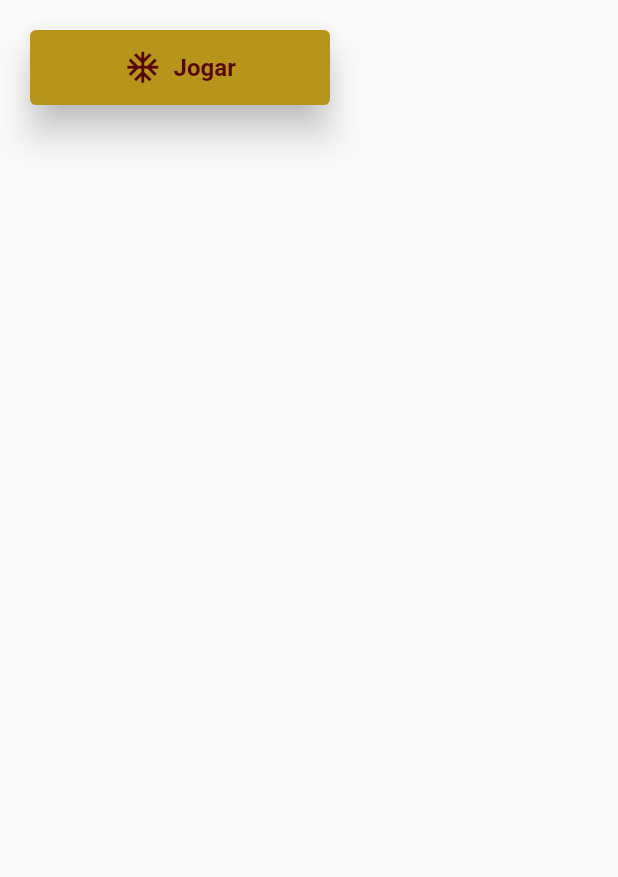
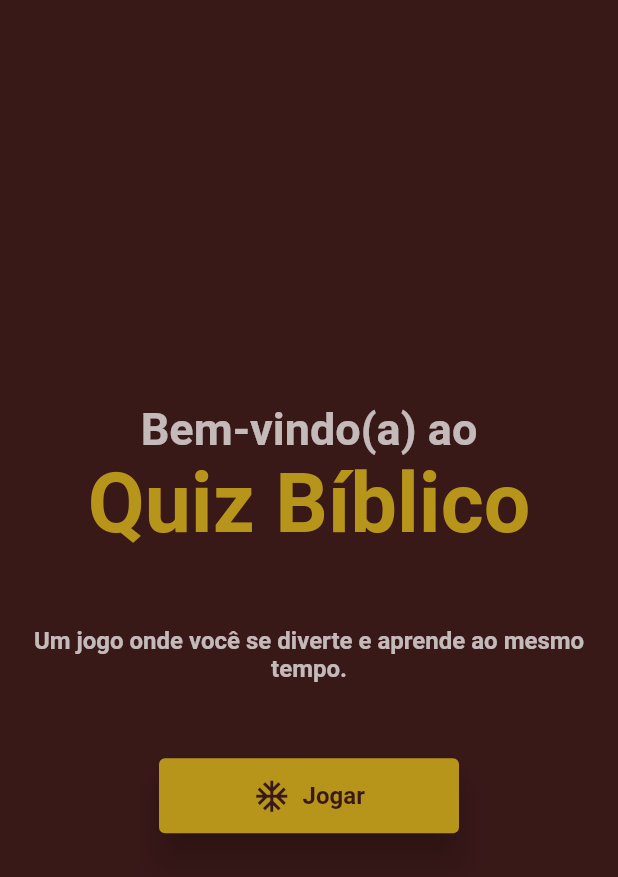
Before and after one commit to thdev-matheus/mobile-ask-game-flutter, a Flutter app: the screen it shows after launch, on a phone screen of 412 x 824 dp. Shown: the top 877 px of the screen. Run offline on Flutter 3.47's test engine with Material 2 defaults, Android fonts, the light colour scheme and no system bars.

Commit message:
feat: welcome page

```diff
--- a/lib/components/button.dart
+++ b/lib/components/button.dart
@@ -1,6 +1,3 @@
-import 'dart:ffi';
-
-import 'package:ask/constants.dart';
 import 'package:ask/styles/global_styles.dart';
 import 'package:flutter/material.dart';
 
--- a/lib/pages/home/home_page.dart
+++ b/lib/pages/home/home_page.dart
@@ -12,10 +12,8 @@ class _HomePageState extends State<HomePage> {
   @override
   Widget build(BuildContext context) {
     return Scaffold(
-      appBar: AppBar(
-        backgroundColor: black,
-        centerTitle: true,
-        title: const Text("Ask Game", style: textTitleBoldWhite),
+      body: Container(
+        color: gold,
       ),
     );
   }
--- a/lib/pages/welcome/welcome_page.dart
+++ b/lib/pages/welcome/welcome_page.dart
@@ -1,5 +1,6 @@
 import 'package:ask/components/button.dart';
 import 'package:ask/constants.dart';
+import 'package:ask/styles/global_styles.dart';
 import 'package:flutter/material.dart';
 
 class WelcomePage extends StatefulWidget {
@@ -17,14 +18,38 @@ class _WelcomePageState extends State<WelcomePage> {
     return SafeArea(
       child: Scaffold(
         body: Container(
+            color: darkRed,
             padding: const EdgeInsets.all(20),
-            child: Button(
+            child: Center(
+              child: Column(
+                mainAxisAlignment: MainAxisAlignment.center,
+                children: [
+                  const Text(
+                    "Bem-vindo(a) ao",
+                    style: textTitleBoldWhite,
+                  ),
+                  const Text(
+                    "Quiz Bíblico",
+                    style: textSuperTitlelBoldGold,
+                  ),
+                  Container(
+                    margin: marginPaddingVertical(50),
+                    child: const Text(
+                      textAlign: TextAlign.center,
+                      "Um jogo onde você se diverte e aprende ao mesmo tempo.",
+                      style: textNormalBoldWhite,
+                    ),
+                  ),
+                  Button(
                     width: 200,
                     height: 50,
                     icon: Icons.ac_unit,
                     text: "Jogar",
                     onPressed: () =>
                         globalNavigatorKey.currentState?.pushNamed("/home"),
+                  ),
+                ],
+              ),
             )),
       ),
     );
--- a/lib/styles/global_styles.dart
+++ b/lib/styles/global_styles.dart
@@ -2,7 +2,7 @@ import 'package:flutter/material.dart';
 
 const Color black = Colors.black87;
 const Color white = Colors.white70;
-const Color darkRed = Color.fromARGB(255, 86, 7, 7);
+const Color darkRed = Color.fromARGB(255, 57, 24, 24);
 const Color gold = Color.fromARGB(255, 183, 149, 27);
 
 const TextStyle textTitleBoldWhite = TextStyle(
@@ -21,6 +21,12 @@ const TextStyle textTitleBoldDarkRed = TextStyle(
   fontWeight: FontWeight.bold,
   color: darkRed,
   fontSize: 30,
+);
+
+const TextStyle textSuperTitlelBoldGold = TextStyle(
+  fontWeight: FontWeight.bold,
+  color: gold,
+  fontSize: 55,
 );
 
 const TextStyle textTitlelBoldGold = TextStyle(
@@ -53,11 +59,13 @@ const TextStyle textNormalBoldGold = TextStyle(
   fontSize: 16,
 );
 
-const EdgeInsets marginPaddingAll = EdgeInsets.all(20);
+EdgeInsets marginPaddingAll(double value) => EdgeInsets.all(value);
 
-const EdgeInsets marginPaddingVertical = EdgeInsets.symmetric(vertical: 20);
+EdgeInsets marginPaddingVertical(double value) =>
+    EdgeInsets.symmetric(vertical: value);
 
-const EdgeInsets marginPaddingHorizontal = EdgeInsets.symmetric(horizontal: 20);
+EdgeInsets marginPaddingHorizontal(double value) =>
+    EdgeInsets.symmetric(horizontal: value);
 
 const ButtonStyle styleButtonPrimary = ButtonStyle(
   backgroundColor: MaterialStatePropertyAll<Color>(gold),
```
Lines whose indentation alone changed are shown as unchanged.
